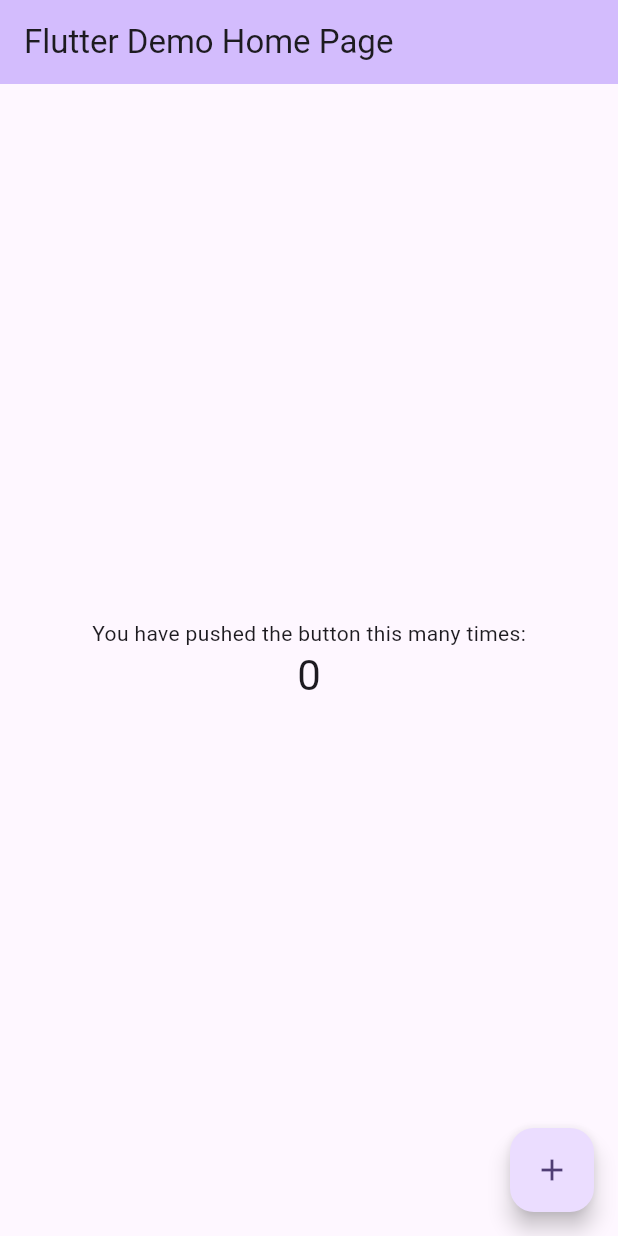
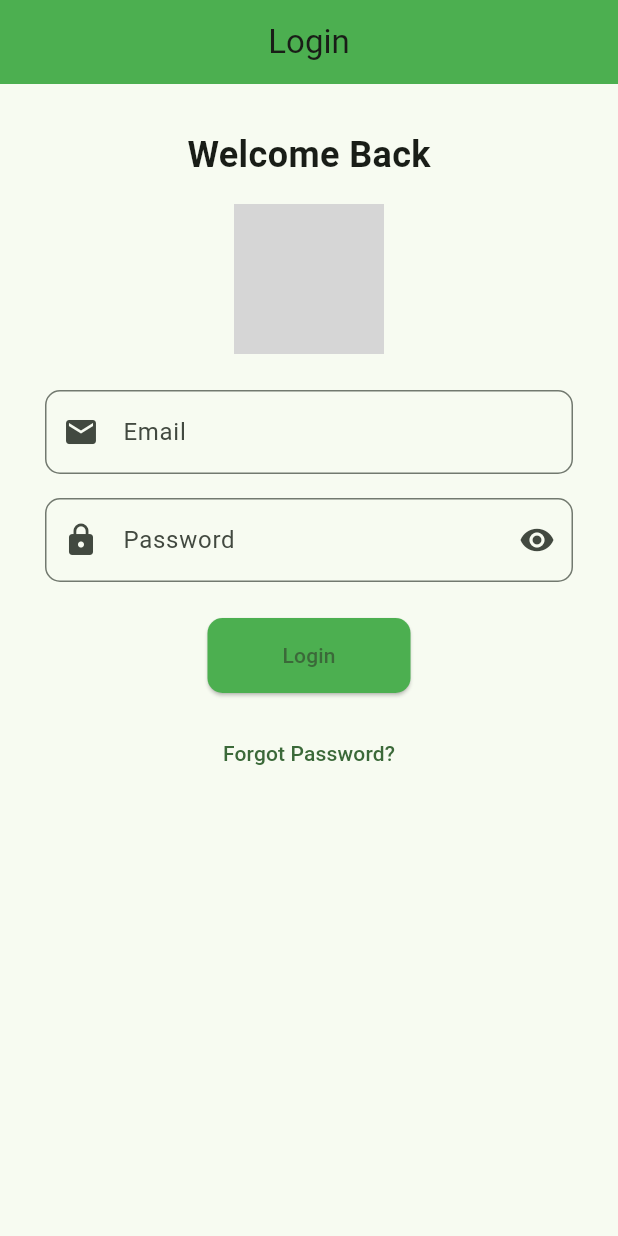
Before and after one commit to Naji200/store_ai, a Flutter app: the screen it shows after launch, on a phone screen of 412 x 824 dp. Run offline on Flutter 3.47's test engine with Material 3 defaults, Android fonts, the light colour scheme and no system bars; our stand-ins replace firebase_auth, firebase_core; accounts and stored records are empty; grey boxes are pictures that could not be loaded.

Commit message:
1er commit

```diff
--- a/lib/main.dart
+++ b/lib/main.dart
@@ -1,125 +1,43 @@
 import 'package:flutter/material.dart';
+import 'package:store_ai/screens/home.dart';
+import 'firebase_options.dart'; // This file is generated by flutterfire configure
+import 'screens/login.dart';
+import 'package:firebase_auth/firebase_auth.dart';
+import 'package:firebase_core/firebase_core.dart';
 
-void main() {
+void main() async {
+  WidgetsFlutterBinding.ensureInitialized();
+
+  try {
+    // Initialize Firebase with platform-specific configuration
+    await Firebase.initializeApp(
+      options: DefaultFirebaseOptions.currentPlatform,
+    );
+    debugPrint('Firebase initialized successfully');
+  } catch (e) {
+    debugPrint('Error initializing Firebase: $e');
+  }
+
   runApp(const MyApp());
 }
 
 class MyApp extends StatelessWidget {
   const MyApp({super.key});
 
-  // This widget is the root of your application.
   @override
   Widget build(BuildContext context) {
     return MaterialApp(
-      title: 'Flutter Demo',
+      debugShowCheckedModeBanner: false,
+      title: 'Flutter Trading App',
       theme: ThemeData(
-        // This is the theme of your application.
-        //
-        // TRY THIS: Try running your application with "flutter run". You'll see
-        // the application has a purple toolbar. Then, without quitting the app,
-        // try changing the seedColor in the colorScheme below to Colors.green
-        // and then invoke "hot reload" (save your changes or press the "hot
-        // reload" button in a Flutter-supported IDE, or press "r" if you used
-        // the command line to start the app).
-        //
-        // Notice that the counter didn't reset back to zero; the application
-        // state is not lost during the reload. To reset the state, use hot
-        // restart instead.
-        //
-        // This works for code too, not just values: Most code changes can be
-        // tested with just a hot reload.
-        colorScheme: ColorScheme.fromSeed(seedColor: Colors.deepPurple),
+        colorScheme: ColorScheme.fromSeed(seedColor: Colors.green),
         useMaterial3: true,
       ),
-      home: const MyHomePage(title: 'Flutter Demo Home Page'),
+      routes: {
+        '/login': (context) => const LoginPage(),
+        '/home': (context) => const Home(),
+      },
+      initialRoute: '/login',
     );
   }
 }
-
-class MyHomePage extends StatefulWidget {
-  const MyHomePage({super.key, required this.title});
-
-  // This widget is the home page of your application. It is stateful, meaning
-  // that it has a State object (defined below) that contains fields that affect
-  // how it looks.
-
-  // This class is the configuration for the state. It holds the values (in this
-  // case the title) provided by the parent (in this case the App widget) and
-  // used by the build method of the State. Fields in a Widget subclass are
-  // always marked "final".
-
-  final String title;
-
-  @override
-  State<MyHomePage> createState() => _MyHomePageState();
-}
-
-class _MyHomePageState extends State<MyHomePage> {
-  int _counter = 0;
-
-  void _incrementCounter() {
-    setState(() {
-      // This call to setState tells the Flutter framework that something has
-      // changed in this State, which causes it to rerun the build method below
-      // so that the display can reflect the updated values. If we changed
-      // _counter without calling setState(), then the build method would not be
-      // called again, and so nothing would appear to happen.
-      _counter++;
-    });
-  }
-
-  @override
-  Widget build(BuildContext context) {
-    // This method is rerun every time setState is called, for instance as done
-    // by the _incrementCounter method above.
-    //
-    // The Flutter framework has been optimized to make rerunning build methods
-    // fast, so that you can just rebuild anything that needs updating rather
-    // than having to individually change instances of widgets.
-    return Scaffold(
-      appBar: AppBar(
-        // TRY THIS: Try changing the color here to a specific color (to
-        // Colors.amber, perhaps?) and trigger a hot reload to see the AppBar
-        // change color while the other colors stay the same.
-        backgroundColor: Theme.of(context).colorScheme.inversePrimary,
-        // Here we take the value from the MyHomePage object that was created by
-        // the App.build method, and use it to set our appbar title.
-        title: Text(widget.title),
-      ),
-      body: Center(
-        // Center is a layout widget. It takes a single child and positions it
-        // in the middle of the parent.
-        child: Column(
-          // Column is also a layout widget. It takes a list of children and
-          // arranges them vertically. By default, it sizes itself to fit its
-          // children horizontally, and tries to be as tall as its parent.
-          //
-          // Column has various properties to control how it sizes itself and
-          // how it positions its children. Here we use mainAxisAlignment to
-          // center the children vertically; the main axis here is the vertical
-          // axis because Columns are vertical (the cross axis would be
-          // horizontal).
-          //
-          // TRY THIS: Invoke "debug painting" (choose the "Toggle Debug Paint"
-          // action in the IDE, or press "p" in the console), to see the
-          // wireframe for each widget.
-          mainAxisAlignment: MainAxisAlignment.center,
-          children: <Widget>[
-            const Text(
-              'You have pushed the button this many times:',
-            ),
-            Text(
-              '$_counter',
-              style: Theme.of(context).textTheme.headlineMedium,
-            ),
-          ],
-        ),
-      ),
-      floatingActionButton: FloatingActionButton(
-        onPressed: _incrementCounter,
-        tooltip: 'Increment',
-        child: const Icon(Icons.add),
-      ), // This trailing comma makes auto-formatting nicer for build methods.
-    );
-  }
-}
--- /dev/null
+++ b/lib/screens/login.dart
@@ -0,0 +1,188 @@
+import 'package:flutter/material.dart';
+import 'package:firebase_auth/firebase_auth.dart';
+
+class LoginPage extends StatefulWidget {
+  const LoginPage({Key? key}) : super(key: key);
+
+  @override
+  State<LoginPage> createState() => _LoginPageState();
+}
+
+class _LoginPageState extends State<LoginPage> {
+  final _formKey = GlobalKey<FormState>();
+  final FirebaseAuth _auth = FirebaseAuth.instance;
+
+  String? _email;
+  String? _password;
+  bool _obscurePassword = true;
+  String? _errorMessage;
+
+  void _togglePasswordVisibility() {
+    setState(() {
+      _obscurePassword = !_obscurePassword;
+    });
+  }
+
+  bool _isEmailValid(String email) {
+    final regex = RegExp(r'^[^@]+@[^@]+\.[a-zA-Z]{2,}$');
+    return regex.hasMatch(email);
+  }
+
+  Future<void> _handleLogin() async {
+    if (_formKey.currentState?.validate() == true) {
+      _formKey.currentState?.save();
+      setState(() {
+        _errorMessage = null; // Reset error message
+      });
+
+      try {
+        // Sign in with Firebase
+        await _auth.signInWithEmailAndPassword(
+          email: _email!,
+          password: _password!,
+        );
+
+        // Navigate to home page
+        Navigator.pushNamed(context, '/home');
+      } on FirebaseAuthException catch (e) {
+        String message;
+        switch (e.code) {
+          case 'user-not-found':
+            message = 'No user found with this email.';
+            break;
+          case 'wrong-password':
+            message = 'Incorrect password. Please try again.';
+            break;
+          case 'invalid-email':
+            message = 'The email address is not valid.';
+            break;
+          default:
+            message = 'Login failed. Please try again.';
+        }
+        setState(() {
+          _errorMessage = message;
+        });
+      } catch (e) {
+        setState(() {
+          _errorMessage = 'An unexpected error occurred. Please try again.';
+        });
+      }
+    }
+  }
+
+  @override
+  Widget build(BuildContext context) {
+    return Scaffold(
+      appBar: AppBar(
+        title: const Text('Login'),
+        backgroundColor: Colors.green,
+        centerTitle: true,
+        actions: [],
+      ),
+      body: SingleChildScrollView(
+        child: Padding(
+          padding: const EdgeInsets.all(30.0),
+          child: Form(
+            key: _formKey,
+            child: Column(
+              mainAxisAlignment: MainAxisAlignment.center,
+              children: [
+                const Text(
+                  'Welcome Back',
+                  style: TextStyle(fontSize: 24, fontWeight: FontWeight.bold),
+                ),
+                const SizedBox(height: 16),
+                Image.asset(
+                  'images/logo_pic.png', // Replace with your logo path
+                  height: 100,
+                ),
+                const SizedBox(height: 24),
+                if (_errorMessage != null)
+                  Padding(
+                    padding: const EdgeInsets.only(bottom: 16.0),
+                    child: Text(
+                      _errorMessage!,
+                      style: const TextStyle(
+                        color: Colors.red,
+                        fontWeight: FontWeight.bold,
+                      ),
+                    ),
+                  ),
+                _buildEmailField(),
+                const SizedBox(height: 16),
+                _buildPasswordField(),
+                const SizedBox(height: 24),
+                ElevatedButton(
+                  style: ElevatedButton.styleFrom(
+                    backgroundColor: Colors.green,
+                    padding: const EdgeInsets.symmetric(
+                        horizontal: 50, vertical: 15),
+                    shape: RoundedRectangleBorder(
+                      borderRadius: BorderRadius.circular(10),
+                    ),
+                  ),
+                  onPressed: _handleLogin,
+                  child: const Text('Login'),
+                ),
+                const SizedBox(height: 16),
+                TextButton(
+                  onPressed: () {
+                    Navigator.pushNamed(context, '/reset-password');
+                  },
+                  child: const Text('Forgot Password?'),
+                ),
+              ],
+            ),
+          ),
+        ),
+      ),
+    );
+  }
+
+  TextFormField _buildEmailField() {
+    return TextFormField(
+      decoration: InputDecoration(
+        labelText: 'Email',
+        prefixIcon: const Icon(Icons.email),
+        border: OutlineInputBorder(
+          borderRadius: BorderRadius.circular(10.0),
+        ),
+      ),
+      validator: (value) {
+        if (value == null || value.isEmpty) {
+          return 'Please enter your email';
+        } else if (!_isEmailValid(value)) {
+          return 'Please enter a valid email';
+        }
+        return null;
+      },
+      onSaved: (value) => _email = value,
+    );
+  }
+
+  TextFormField _buildPasswordField() {
+    return TextFormField(
+      decoration: InputDecoration(
+        labelText: 'Password',
+        prefixIcon: const Icon(Icons.lock),
+        suffixIcon: IconButton(
+          icon: Icon(
+            _obscurePassword ? Icons.visibility : Icons.visibility_off,
+          ),
+          onPressed: _togglePasswordVisibility,
+        ),
+        border: OutlineInputBorder(
+          borderRadius: BorderRadius.circular(10.0),
+        ),
+      ),
+      obscureText: _obscurePassword,
+      validator: (value) {
+        if (value == null || value.isEmpty) {
+          return 'Please enter your password';
+        }
+        return null;
+      },
+      onSaved: (value) => _password = value,
+    );
+  }
+}
```
Also changed, not shown: lib/screens/home.dart (added, +138 -0 lines), pubspec.yaml (+4 -3 lines), assets/images/logo_pic.png (added), firebase.json (added), lib/firebase_options.dart (added), pubspec.lock, 6 other files.
